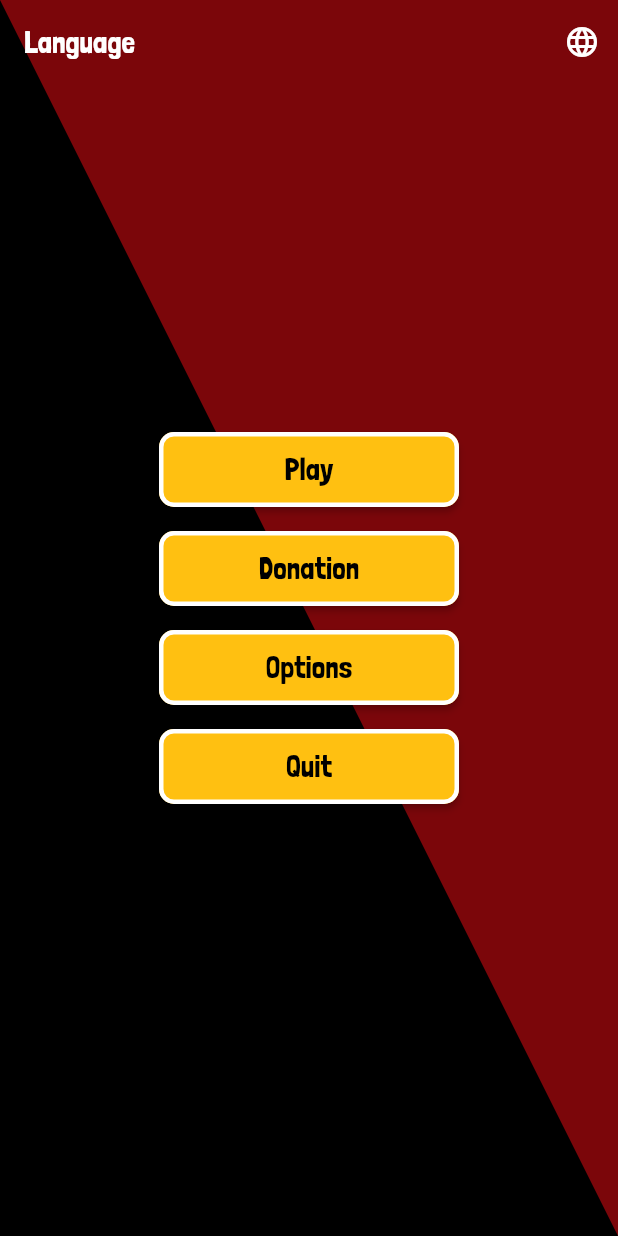
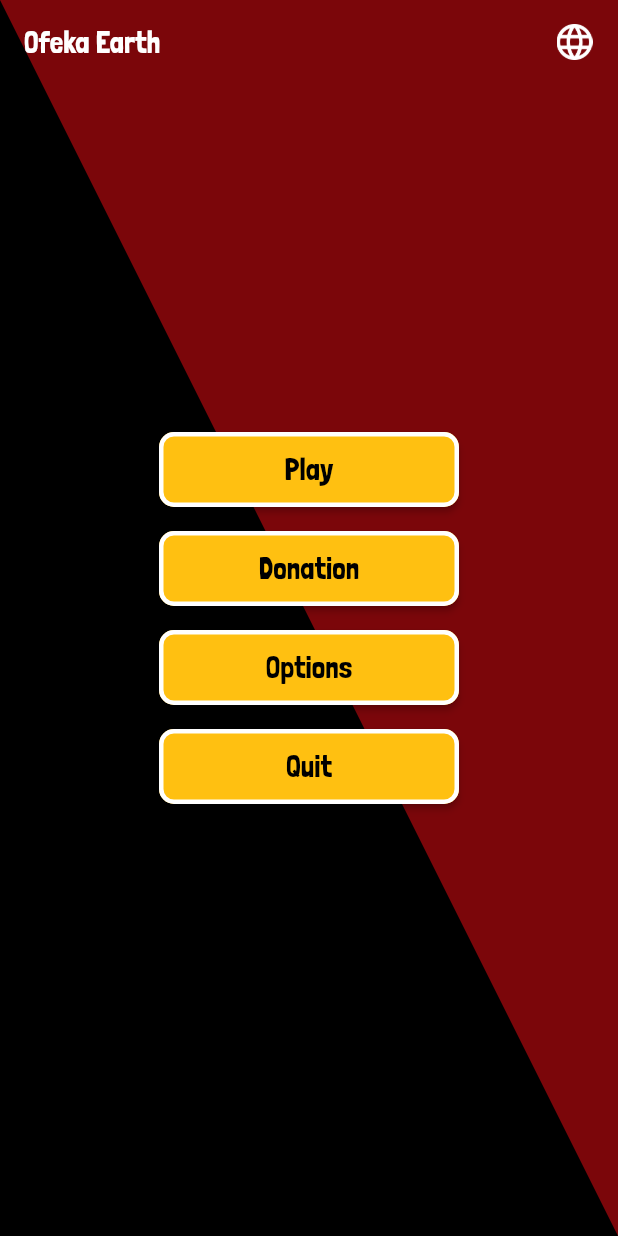
Before and after one commit to iamLuCat/ofeka_earth, a Flutter app: the MenuGame screen opened by its route, on a phone screen of 412 x 824 dp. Run offline on Flutter 3.47's test engine with Material 3 defaults, Android fonts, the light colour scheme and no system bars; missing offline and left inert: add_to_google_wallet, bonfire; generated files the repository leaves out were written again; project files that could hold a hidden picture were left out.

Commit message:
Replace language text with app name

```diff
--- a/lib/game_menu.dart
+++ b/lib/game_menu.dart
@@ -2,6 +2,7 @@ import 'dart:io';
 import 'package:angola_sustentavel/Utils/app_colors.dart';
 import 'package:angola_sustentavel/Utils/diagonal_path_clipper.dart';
 import 'package:angola_sustentavel/Utils/game_button.dart';
+import 'package:flutter/cupertino.dart';
 import 'package:flutter/material.dart';
 import 'package:flutter_gen/gen_l10n/app_localizations.dart';
 import 'package:angola_sustentavel/main.dart';
@@ -35,22 +36,23 @@ class _MenuGameState extends State<MenuGame> with WidgetsBindingObserver {
   }
 
   PreferredSizeWidget _buildAppBar() {
-    String language = AppLocalizations.of(context)!.language;
     return AppBar(
       automaticallyImplyLeading: false,
       title: Text(
-        language,
+        'Ofeka Earth',
         style: TextStyle(color: Colors.white),
       ),
       backgroundColor: Colors.transparent,
       elevation: 0,
       actions: [
-        IconButton(
-          icon: const Icon(
-            Icons.language,
-            color: Colors.white,
+        Padding(
+          padding: const EdgeInsets.only(right: 5),
+          child: IconButton(
+            icon: ImageIcon(
+              AssetImage('assets/icones/language_logo.png'),
+            ),
+            onPressed: _showLanguageDialog,
           ),
-          onPressed: _showLanguageDialog,
         ),
       ],
     );
```
